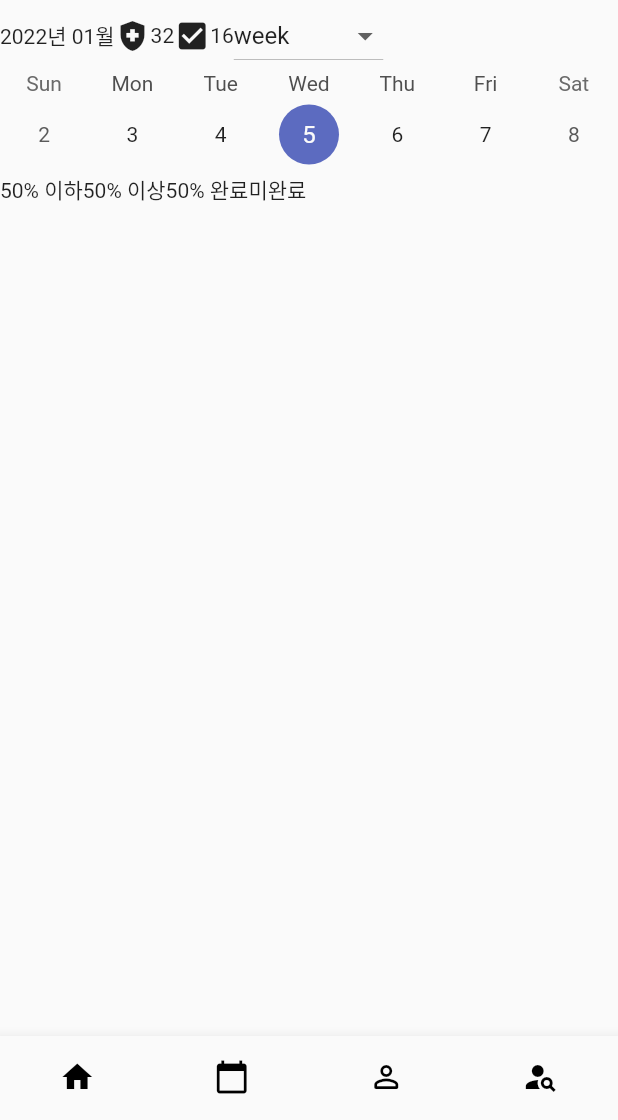
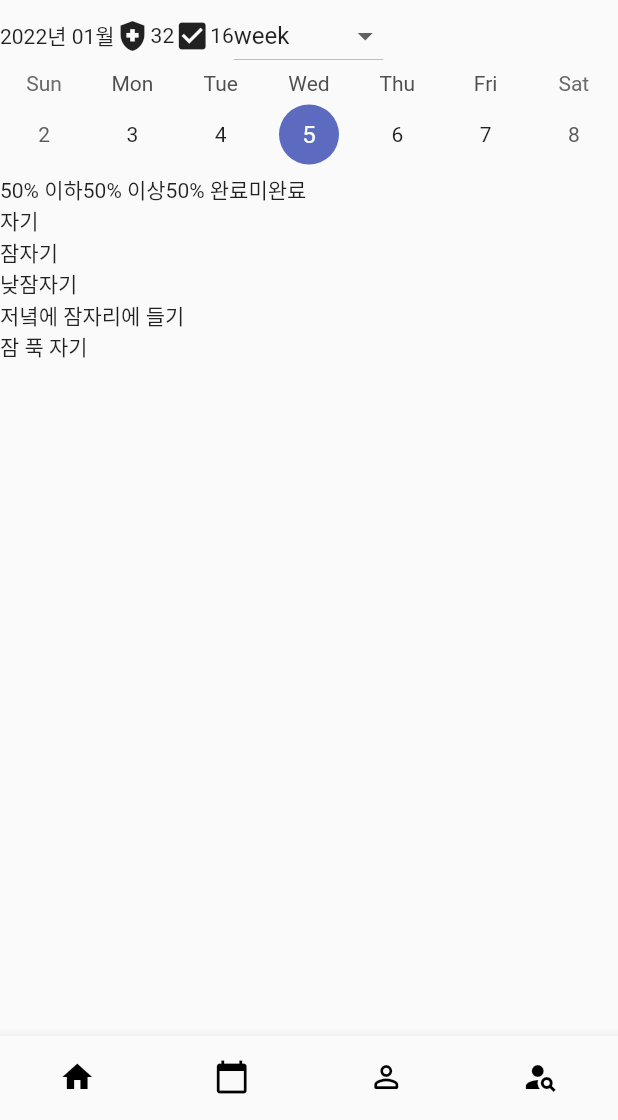
Before and after one commit to jiwon79/HANDA, a Flutter app: the MainNavigator screen opened by its route, item 2 of the bottom bar chosen, on a phone screen of 412 x 824 dp, the part 116-1236 px from its top. Run offline on Flutter 3.47's test engine with Material 2 defaults, Android fonts, the phone set to English and light mode, and no system bars; drawn by our look-alikes of table_calendar.

Commit message:
feat: Add todo List using provider

```diff
--- a/lib/provider/todo.dart
+++ b/lib/provider/todo.dart
@@ -11,9 +11,11 @@ class TodoData with ChangeNotifier {
   CalendarFormat get calendarFormat => _calendarFormat;
 
   List<Todo> _todos = [
-    Todo(name: '으아아아'),
-    Todo(name: '아으으으'),
-    Todo(name: '으아으아'),
+    Todo(name: '자기'),
+    Todo(name: '잠자기'),
+    Todo(name: '낮잠자기'),
+    Todo(name: '저녘에 잠자리에 들기'),
+    Todo(name: '잠 푹 자기'),
   ];
 
   List<Todo> get todos => _todos;
--- a/lib/screens/todo/todo.dart
+++ b/lib/screens/todo/todo.dart
@@ -16,7 +16,7 @@ class _TodoPageState extends State<TodoPage> {
       children: [
         Text('나의 To Do List'),
         TodoCalendar(),
-        // TodoList(),
+        TodoList(),
       ],
     );
   }
--- /dev/null
+++ b/lib/widgets/todo/todo_item.dart
@@ -0,0 +1,21 @@
+import 'package:flutter/material.dart';
+
+class TodoItem extends StatelessWidget {
+  const TodoItem(
+      {Key? key,
+      required this.todoName,
+      required this.isChecked,
+      required this.checkboxCallback,
+      required this.longPressCallback})
+      : super(key: key);
+
+  final String todoName;
+  final bool isChecked;
+  final Function checkboxCallback;
+  final Function longPressCallback;
+
+  @override
+  Widget build(BuildContext context) {
+    return Text(todoName);
+  }
+}
--- /dev/null
+++ b/lib/widgets/todo/todo_list.dart
@@ -0,0 +1,31 @@
+import 'package:flutter/material.dart';
+import 'package:provider/provider.dart';
+import 'package:flutter_todo/provider/todo.dart';
+import 'todo_item.dart';
+
+class TodoList extends StatelessWidget {
+  const TodoList({Key? key}) : super(key: key);
+
+  @override
+  Widget build(BuildContext context) {
+    return Consumer<TodoData>(builder: (context, todoData, child) {
+      return Expanded(
+          child: ListView.builder(
+        itemBuilder: (context, index) {
+          final todo = todoData.todos[index];
+          return TodoItem(
+            todoName: todo.name,
+            isChecked: todo.isDone,
+            checkboxCallback: (bool checkboxState) {
+              todoData.updateTodo(todo);
+            },
+            longPressCallback: () {
+              todoData.deleteTodo(todo);
+            }
+          );
+        },
+        itemCount: todoData.todoCount,
+      ));
+    });
+  }
+}
```
